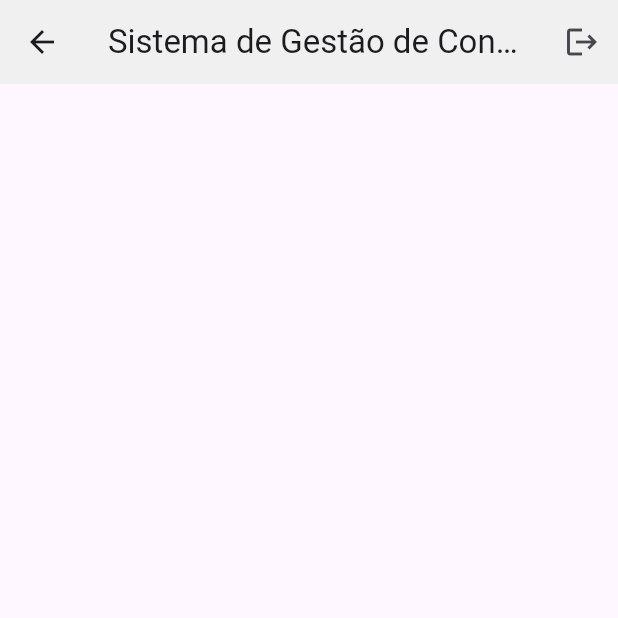
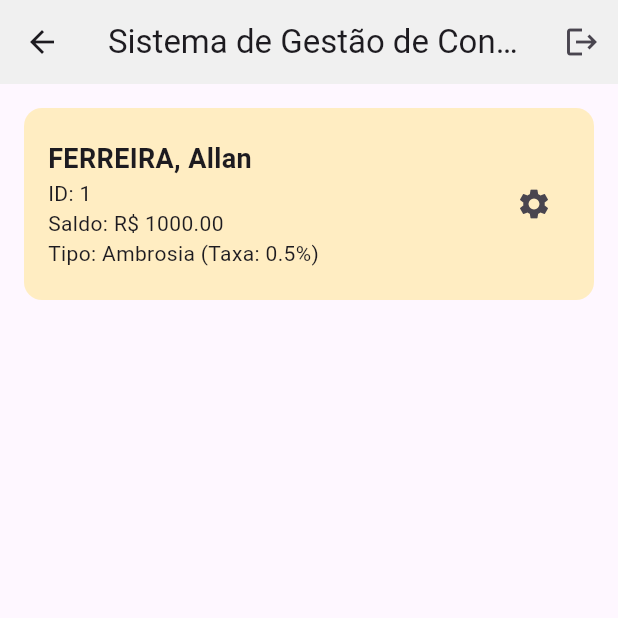
Before and after one commit to allanmedeiros71/dart, a Flutter app: the HomeScreen screen opened by its route, on a phone screen of 412 x 824 dp, the top half of it. Run offline on Flutter 3.47's test engine with Material 3 defaults, Android fonts, the phone set to English and light mode, and no system bars; our stand-ins replace envied.

Commit message:
Add account widget and implement home screen layout with account details

```diff
--- a/flutter_banco_douro/lib/ui/home_screen.dart
+++ b/flutter_banco_douro/lib/ui/home_screen.dart
@@ -1,5 +1,7 @@
 import 'package:flutter/material.dart';
+import 'package:flutter_banco_douro/models/account.dart';
 import 'package:flutter_banco_douro/ui/styles/colors.dart';
+import 'package:flutter_banco_douro/ui/widgets/account_widget.dart';
 
 class HomeScreen extends StatelessWidget {
   const HomeScreen({super.key});
@@ -19,6 +21,16 @@ class HomeScreen extends StatelessWidget {
           ),
         ],
       ),
+      body: Padding(
+        padding: const EdgeInsets.all(16.0),
+        child: AccountWidget(account: Account(
+          id: "1",
+          name: "Allan",
+          lastName: "Ferreira",
+          balance: 1000,
+          accountType: AccountType.ambrosia,
+        )),
+      ),
     );
   }
 }
--- a/flutter_banco_douro/lib/ui/styles/colors.dart
+++ b/flutter_banco_douro/lib/ui/styles/colors.dart
@@ -2,5 +2,6 @@ import 'dart:ui';
 
 class AppColors{
   static const Color orange = Color(0xFFFFA902);
-static const Color lightGray = Color(0xFFF0F0F0);
+  static const Color lightGray = Color(0xFFF0F0F0);
+  static const Color lightOrange = Color(0xFFFFEDC2);
 }
--- /dev/null
+++ b/flutter_banco_douro/lib/ui/widgets/account_widget.dart
@@ -0,0 +1,45 @@
+import 'package:flutter/material.dart';
+import 'package:flutter_banco_douro/models/account.dart';
+import 'package:flutter_banco_douro/ui/styles/colors.dart';
+
+class AccountWidget extends StatelessWidget {
+  final Account account;
+  const AccountWidget({super.key, required this.account});
+
+  @override
+  Widget build(BuildContext context) {
+    return Container(
+      height: 128,
+      padding: const EdgeInsets.all(16),
+      decoration: BoxDecoration(
+        color: AppColors.lightOrange,
+        borderRadius: BorderRadius.circular(12),
+      ),
+      child: Row(
+        mainAxisAlignment: MainAxisAlignment.spaceBetween,
+        children: [
+          Column(
+            mainAxisAlignment: MainAxisAlignment.center,
+            crossAxisAlignment: CrossAxisAlignment.start,
+            children: [
+              Text("${account.lastName.toUpperCase()}, ${account.name}", style: const TextStyle(
+                fontWeight: FontWeight.bold,
+                fontSize: 18,
+              ),),
+              Text("ID: ${account.id}", style: const TextStyle(
+                fontSize: 14,
+              ),),
+              Text("Saldo: R\$ ${account.balance.toStringAsFixed(2)}", style: const TextStyle(
+                fontSize: 14,
+              ),),
+              Text("Tipo: ${account.accountType?.name} (Taxa: ${account.accountType?.tax}%)", style: const TextStyle(
+                fontSize: 14,
+              ),),
+            ],
+          ),
+          IconButton(onPressed: () {}, icon: const Icon(Icons.settings)),
+        ],
+      ),
+    );
+  }
+}
```
